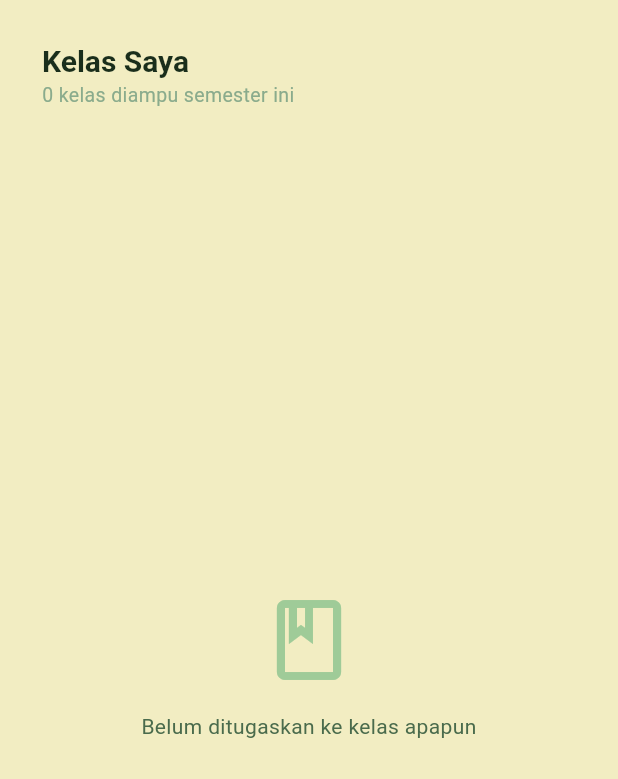
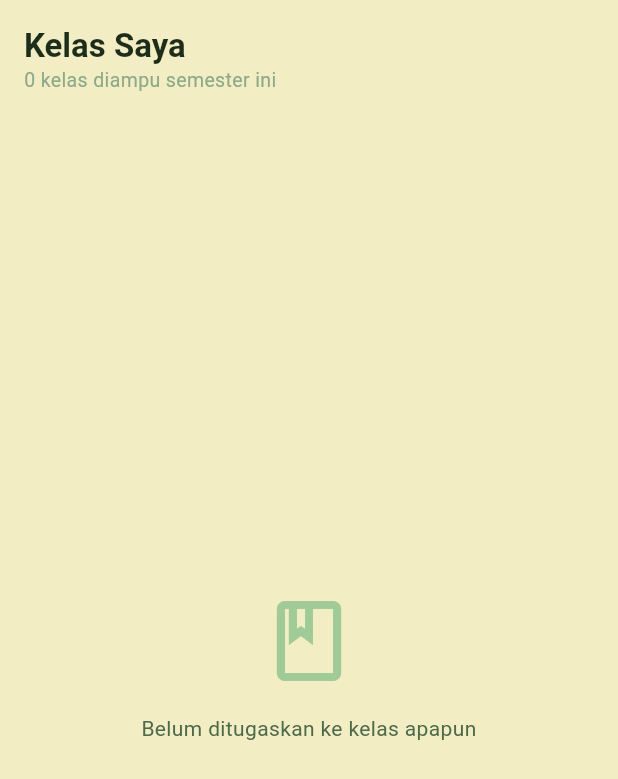
Before and after one commit to bizhab/pk-by2, a Flutter app: the DosenKelasPage screen opened directly with empty values, on a phone screen of 412 x 824 dp. Shown: the top 779 px of the screen. Run offline on Flutter 3.47's test engine with Material 3 defaults, Android fonts, the phone set to English and light mode, and no system bars; our stand-ins replace flutter_dotenv, google_fonts, supabase_flutter; accounts and stored records are empty; Roboto replaces fonts that are missing (Plus Jakarta Sans).

Commit message:
responsif untuk tampilan pada bagian dosen

```diff
--- a/lib/features/dosen/pages/dosen_kelas_page.dart
+++ b/lib/features/dosen/pages/dosen_kelas_page.dart
@@ -36,12 +36,17 @@ class _DosenKelasPageState extends State<DosenKelasPage> {
 
   @override
   Widget build(BuildContext context) {
+    final screenWidth = MediaQuery.of(context).size.width;
+    final isMobile = screenWidth < 600;
+
     return Scaffold(
       backgroundColor: AppColors.background,
       body: Padding(
-        padding: const EdgeInsets.all(28),
+        padding: EdgeInsets.all(isMobile ? 16 : 28),
         child: Column(crossAxisAlignment: CrossAxisAlignment.start, children: [
-          Text('Kelas Saya', style: Theme.of(context).textTheme.headlineMedium),
+          Text('Kelas Saya', style: Theme.of(context).textTheme.headlineMedium?.copyWith(
+            fontSize: isMobile ? 22 : 26
+          )),
           Text('${_kelas.length} kelas diampu semester ini',
             style: const TextStyle(color: AppColors.textLight, fontSize: 13)),
           const SizedBox(height: 20),
@@ -52,9 +57,12 @@ class _DosenKelasPageState extends State<DosenKelasPage> {
                   ? const EmptyState(icon: Icons.class_outlined,
                       message: 'Belum ditugaskan ke kelas apapun')
                   : GridView.builder(
-                      gridDelegate: const SliverGridDelegateWithFixedCrossAxisCount(
-                        crossAxisCount: 3, crossAxisSpacing: 16,
-                        mainAxisSpacing: 16, childAspectRatio: 1.5),
+                      gridDelegate: SliverGridDelegateWithFixedCrossAxisCount(
+                        crossAxisCount: isMobile ? 1 : (screenWidth < 900 ? 2 : 3), // RESPONSIVE GRID
+                        crossAxisSpacing: 16,
+                        mainAxisSpacing: 16,
+                        childAspectRatio: isMobile ? 2.0 : 1.5,
+                      ),
                       itemCount: _kelas.length,
                       itemBuilder: (_, i) => _KelasCard(kelas: _kelas[i])),
           ),
--- a/lib/features/dosen/widgets/dosen_sidebar.dart
+++ b/lib/features/dosen/widgets/dosen_sidebar.dart
@@ -25,8 +25,9 @@ class DosenSidebar extends StatelessWidget {
 
   @override
   Widget build(BuildContext context) {
+    final isMobile = MediaQuery.of(context).size.width < 800;
     return Container(
-      width: 210,
+      width: isMobile ? double.infinity : 220, // RESPONSIVE WIDTH
       color: _color,
       child: SafeArea(child: Column(children: [
         _buildHeader(),
```
Also changed, not shown: lib/features/dosen/pages/dosen_absensi_page.dart (+25 -8 lines), lib/features/dosen/pages/dosen_dashboard_page.dart (+60 -22 lines), lib/features/dosen/pages/dosen_materi_tugas_page.dart (+37 -12 lines).
